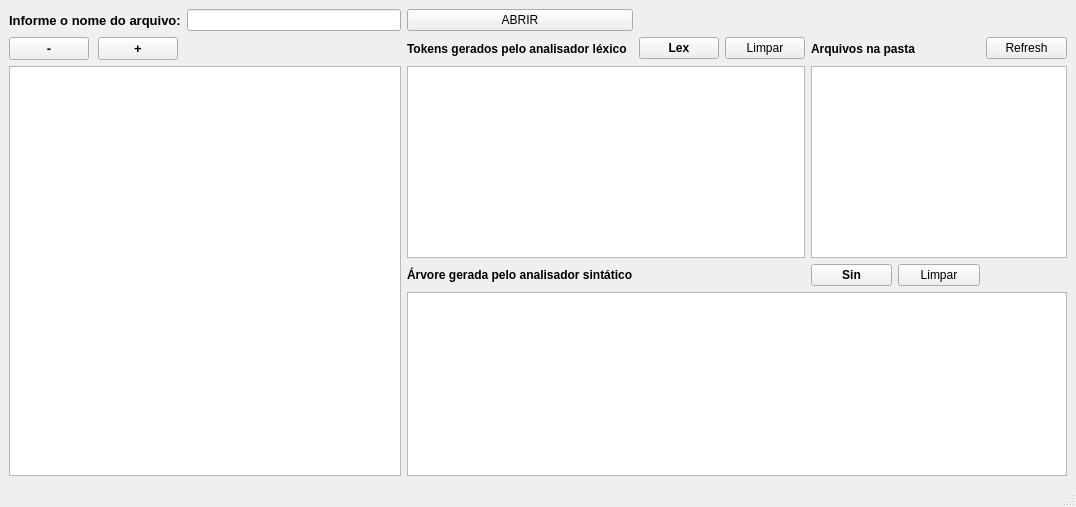
Above: trabalho/Interface.ui from EricTierre/compiladores before the change. Below: the same form after it.
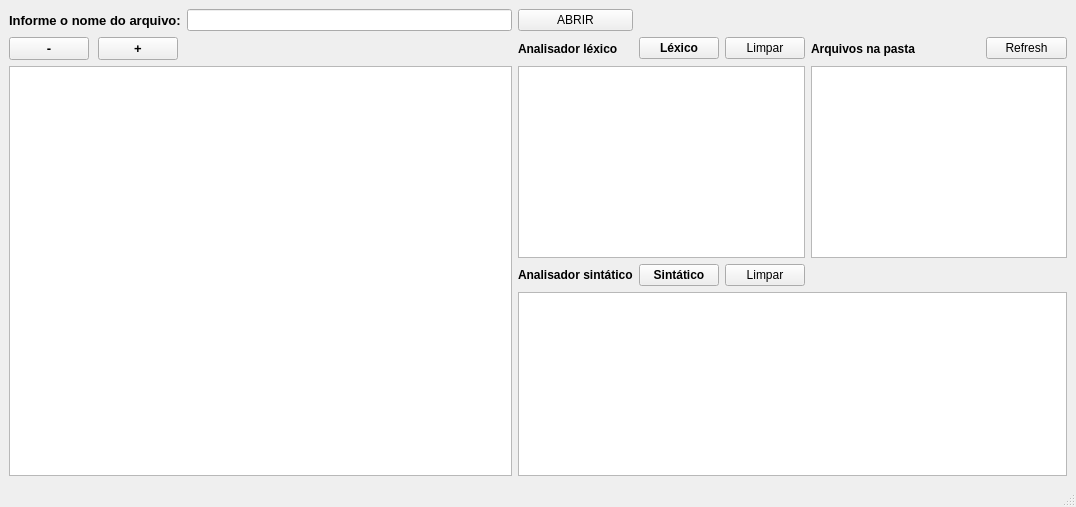
That is the form after the change. Icons and pictures are not drawn. Custom widgets are drawn as their Qt base class.

Diff of the .ui file:
```diff
--- a/trabalho/Interface.ui
+++ b/trabalho/Interface.ui
@@ -101,7 +101,7 @@
        </font>
       </property>
       <property name="text">
-       <string>Tokens gerados pelo analisador léxico</string>
+       <string>Analisador léxico</string>
       </property>
      </widget>
     </item>
@@ -114,7 +114,7 @@
        </font>
       </property>
       <property name="text">
-       <string>Lex</string>
+       <string>Léxico</string>
       </property>
      </widget>
     </item>
@@ -226,27 +226,7 @@
        </font>
       </property>
       <property name="text">
-       <string>Árvore gerada pelo analisador sintático</string>
-      </property>
-     </widget>
-    </item>
-    <item row="3" column="5">
-     <widget class="QPushButton" name="botao_sintatico">
-      <property name="font">
-       <font>
-        <weight>75</weight>
-        <bold>true</bold>
-       </font>
-      </property>
-      <property name="text">
-       <string>Sin</string>
-      </property>
-     </widget>
-    </item>
-    <item row="3" column="6">
-     <widget class="QPushButton" name="botao_deletar_2">
-      <property name="text">
-       <string>Limpar</string>
+       <string>Analisador sintático</string>
       </property>
      </widget>
     </item>
@@ -264,6 +244,29 @@
       </property>
      </widget>
     </item>
+    <item row="3" column="3">
+     <widget class="QPushButton" name="botao_sintatico">
+      <property name="font">
+       <font>
+        <weight>75</weight>
+        <bold>true</bold>
+       </font>
+      </property>
+      <property name="text">
+       <string>Sintático</string>
+      </property>
+     </widget>
+    </item>
+    <item row="3" column="4">
+     <widget class="QPushButton" name="botao_deletar_2">
+      <property name="text">
+       <string>Limpar</string>
+      </property>
+     </widget>
+    </item>
+    <item row="3" column="6">
+     <layout class="QVBoxLayout" name="verticalLayout"/>
+    </item>
    </layout>
   </widget>
   <widget class="QStatusBar" name="statusbar"/>
```
